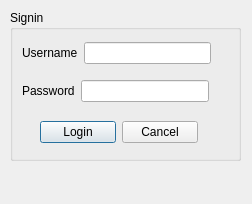
Before: the Qt Designer form login.ui in onvill/VocabWidener, drawn with Qt 5.
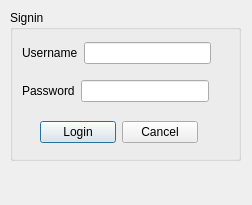
After: the same form once the commit is applied.

Patch:
```diff
--- a/login.ui
+++ b/login.ui
@@ -7,7 +7,7 @@
     <x>0</x>
     <y>0</y>
     <width>252</width>
-    <height>204</height>
+    <height>205</height>
    </rect>
   </property>
   <property name="windowTitle">
```
Left out of the diff: 14 changed lines with no effect on the pictures.
